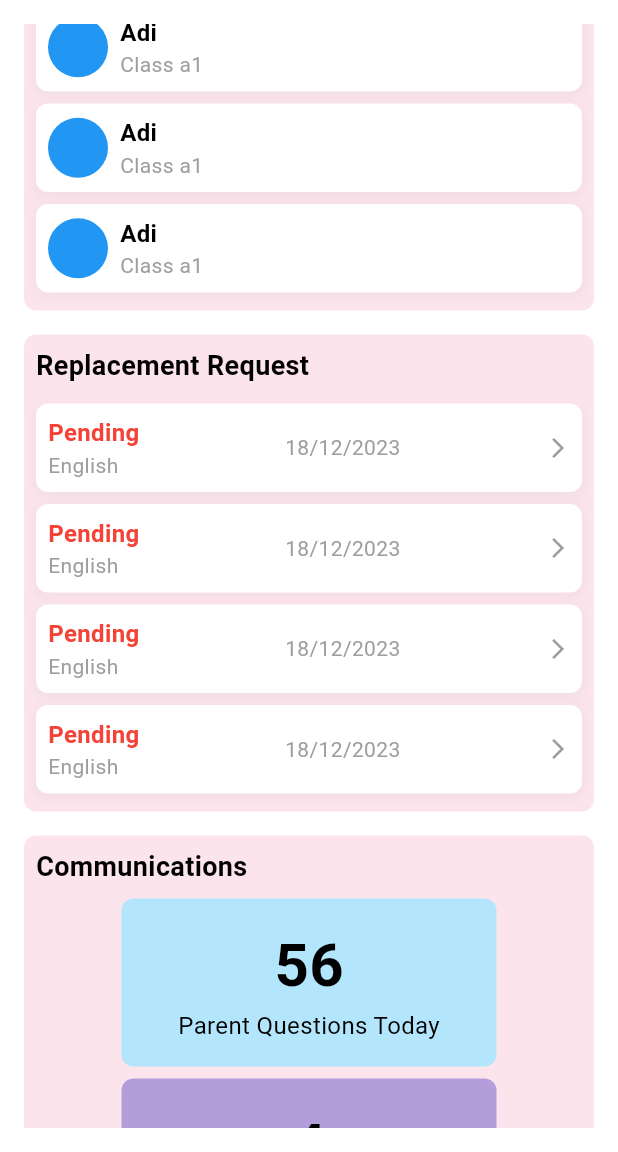
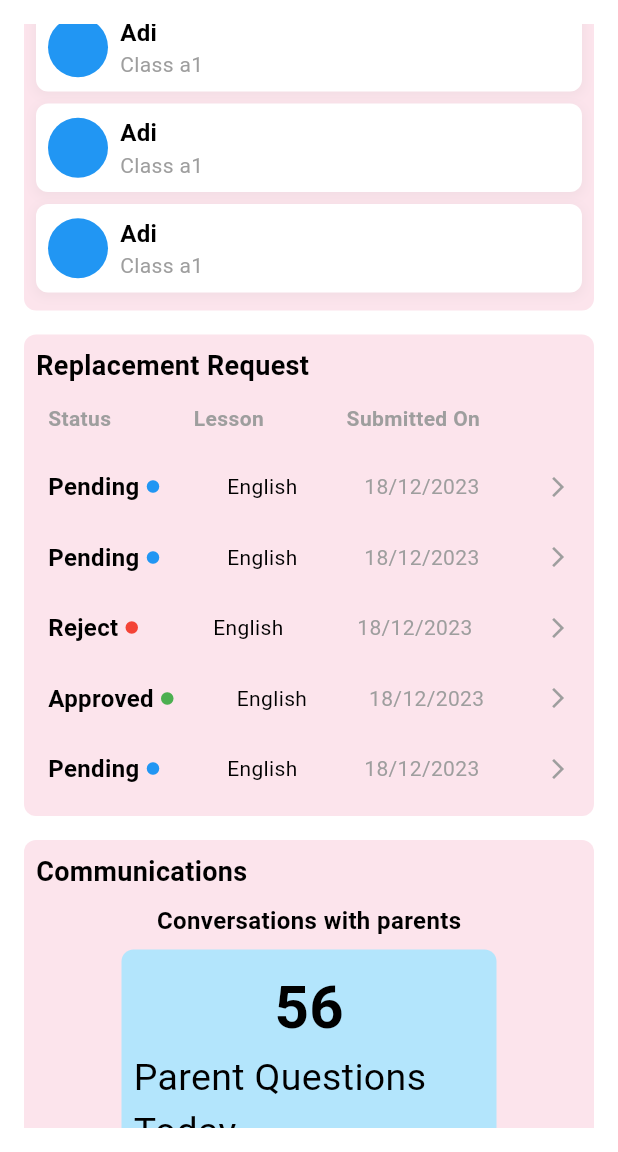
Before and after one commit to tivy09/the_kiddie_app_flutter, a Flutter app: the screen it shows after launch, scrolled down 1152 dp, on a phone screen of 412 x 824 dp, the part 84-1236 px from its top. Run offline on Flutter 3.47's test engine with Material 3 defaults, Android fonts, the phone set to English and light mode, and no system bars; our stand-ins replace badges, image_picker, photo_view, stacked, stacked_services, stacked_shared and 1 more.

Commit message:
Update home - replacement list ui

```diff
--- a/lib/view/main/home/home_view.dart
+++ b/lib/view/main/home/home_view.dart
@@ -1,4 +1,3 @@
-// home_view.dart
 import 'package:flutter/material.dart';
 import 'package:stacked/stacked.dart';
 import 'package:thekiddle_app/view/main/home/home_viewmodel.dart';
@@ -269,47 +268,104 @@ class HomeView extends StatelessWidget {
                         ),
                       ),
                       const SizedBox(height: 8),
+                      Container(
+                        padding: const EdgeInsets.fromLTRB(8.0, 4.0, 18.0,
+                            4.0), // Padding for left, top, right, and bottom
+                        margin: const EdgeInsets.only(
+                            right: 50.0), // Margin for the right side
+                        child: const Row(
+                          mainAxisAlignment: MainAxisAlignment.spaceBetween,
+                          children: [
+                            Text(
+                              'Status',
+                              style: TextStyle(
+                                  fontSize: 14,
+                                  fontWeight: FontWeight.bold,
+                                  color: Colors.grey),
+                            ),
+                            Text(
+                              'Lesson',
+                              style: TextStyle(
+                                  fontSize: 14,
+                                  fontWeight: FontWeight.bold,
+                                  color: Colors.grey),
+                            ),
+                            Text(
+                              'Submitted On',
+                              style: TextStyle(
+                                  fontSize: 14,
+                                  fontWeight: FontWeight.bold,
+                                  color: Colors.grey),
+                            ),
+                          ],
+                        ),
+                      ),
+                      const SizedBox(height: 8),
                       ListView.builder(
                         shrinkWrap: true,
                         physics: const NeverScrollableScrollPhysics(),
-                        itemCount: 4, // Replace with your actual data count
+                        itemCount: model.replacementRequests.length,
                         itemBuilder: (context, index) {
+                          final request = model.replacementRequests[index];
                           return Container(
                             margin: const EdgeInsets.symmetric(vertical: 4.0),
                             padding: const EdgeInsets.all(8.0),
-                            decoration: BoxDecoration(
-                              color: Colors.white,
-                              borderRadius: BorderRadius.circular(8.0),
-                              boxShadow: [
-                                BoxShadow(
-                                  color: Colors.grey.withOpacity(0.1),
-                                  spreadRadius: 1,
-                                  blurRadius: 5,
-                                  offset: const Offset(0, 2),
-                                ),
-                              ],
-                            ),
-                            child: const Row(
+                            // decoration: BoxDecoration(
+                            //   color: Colors.white,
+                            //   borderRadius: BorderRadius.circular(8.0),
+                            //   boxShadow: [
+                            //     BoxShadow(
+                            //       color: Colors.grey.withOpacity(0.1),
+                            //       spreadRadius: 1,
+                            //       blurRadius: 5,
+                            //       offset: const Offset(0, 2),
+                            //     ),
+                            //   ],
+                            // ),
+                            child: Row(
                               mainAxisAlignment: MainAxisAlignment.spaceBetween,
                               children: [
-                                Column(
-                                  crossAxisAlignment: CrossAxisAlignment.start,
+                                Row(
                                   children: [
-                                    Text('Pending',
-                                        style: TextStyle(
-                                            fontSize: 16,
-                                            fontWeight: FontWeight.bold,
-                                            color: Colors.red)),
-                                    Text('English',
-                                        style: TextStyle(
-                                            fontSize: 14, color: Colors.grey)),
+                                    Text(
+                                      request['status']!,
+                                      style: const TextStyle(
+                                        fontSize: 16,
+                                        fontWeight: FontWeight.bold,
+                                        color: Colors.black,
+                                      ),
+                                    ),
+                                    const SizedBox(width: 4),
+                                    if (request['status'] == 'Pending')
+                                      const Icon(Icons.circle,
+                                          size: 10, color: Colors.blue),
+                                    if (request['status'] == 'Approved')
+                                      const Icon(Icons.circle,
+                                          size: 10, color: Colors.green),
+                                    if (request['status'] == 'Reject')
+                                      const Icon(Icons.circle,
+                                          size: 10, color: Colors.red),
                                   ],
                                 ),
-                                Text('18/12/2023',
-                                    style: TextStyle(
-                                        fontSize: 14, color: Colors.grey)),
-                                Icon(Icons.arrow_forward_ios,
-                                    size: 16, color: Colors.grey),
+                                Text(
+                                  request['lesson']!,
+                                  style: const TextStyle(
+                                    fontSize: 14,
+                                    color: Colors.black,
+                                  ),
+                                ),
+                                Text(
+                                  request['submittedOn']!,
+                                  style: const TextStyle(
+                                    fontSize: 14,
+                                    color: Colors.grey,
+                                  ),
+                                ),
+                                const Icon(
+                                  Icons.arrow_forward_ios,
+                                  size: 16,
+                                  color: Colors.grey,
+                                ),
                               ],
                             ),
                           );
@@ -337,15 +393,29 @@ class HomeView extends StatelessWidget {
                         ),
                       ),
                       const SizedBox(height: 8),
+                      const Center(
+                        child: Text(
+                          'Conversations with parents',
+                          style: TextStyle(
+                            fontSize: 16,
+                            fontWeight: FontWeight.bold,
+                            color: Colors.black,
+                          ),
+                        ),
+                      ),
+                      const SizedBox(height: 8),
                       Center(
                         child: Container(
                           width: 250, // You can adjust the width as needed
-                          padding: const EdgeInsets.all(16.0),
+                          height: 150, // Set the height as needed
+                          padding: const EdgeInsets.all(8.0),
                           decoration: BoxDecoration(
                             color: const Color(0xFFB3E5FC),
                             borderRadius: BorderRadius.circular(8.0),
                           ),
                           child: const Column(
+                            mainAxisAlignment: MainAxisAlignment
+                                .center, // Center the content vertically
                             children: [
                               Text(
                                 '56',
@@ -358,7 +428,7 @@ class HomeView extends StatelessWidget {
                               Text(
                                 'Parent Questions Today',
                                 style: TextStyle(
-                                  fontSize: 16,
+                                  fontSize: 25,
                                   color: Colors.black,
                                 ),
                               ),
@@ -367,15 +437,29 @@ class HomeView extends StatelessWidget {
                         ),
                       ),
                       const SizedBox(height: 8),
+                      const Center(
+                        child: Text(
+                          'Broadcast Messages Sent',
+                          style: TextStyle(
+                            fontSize: 16,
+                            fontWeight: FontWeight.bold,
+                            color: Colors.black,
+                          ),
+                        ),
+                      ),
+                      const SizedBox(height: 8),
                       Center(
                         child: Container(
                           width: 250, // You can adjust the width as needed
-                          padding: const EdgeInsets.all(16.0),
+                          height: 150, // Set the height as needed
+                          padding: const EdgeInsets.all(8.0),
                           decoration: BoxDecoration(
                             color: const Color(0xFFB39DDB),
                             borderRadius: BorderRadius.circular(8.0),
                           ),
                           child: const Column(
+                            mainAxisAlignment: MainAxisAlignment
+                                .center, // Center the content vertically
                             children: [
                               Text(
                                 '4',
@@ -388,7 +472,7 @@ class HomeView extends StatelessWidget {
                               Text(
                                 'Broadcast Messages Sent Today',
                                 style: TextStyle(
-                                  fontSize: 16,
+                                  fontSize: 25,
                                   color: Colors.black,
                                 ),
                               ),
--- a/lib/view/main/home/home_viewmodel.dart
+++ b/lib/view/main/home/home_viewmodel.dart
@@ -1,30 +1,56 @@
 import 'package:stacked/stacked.dart';
-import 'package:intl/intl.dart';
 import 'package:table_calendar/table_calendar.dart';
 
 class HomeViewModel extends BaseViewModel {
-  String selectedClass = 'Class';
-  String selectedDate = DateFormat.yMMMM().format(DateTime.now());
-  List<String> classes = ['Class', 'Class 1', 'Class 2'];
-  List<String> availableDates = [
-    'December 2023',
-    DateFormat.yMMMM().format(DateTime.now()),
-  ];
+  // Existing properties
+  String selectedClass = 'Class A';
+  String selectedDate = '2024-06-26';
+  List<String> classes = ['Class A', 'Class B', 'Class C'];
+  List<String> availableDates = ['2024-06-26', '2024-06-27', '2024-06-28'];
 
+  DateTime focusedDay = DateTime.now();
   DateTime selectedDay = DateTime.now();
-  DateTime focusedDay = DateTime.now();
   CalendarFormat calendarFormat = CalendarFormat.month;
 
   List<Map<String, String>> nextSchedule = [
     {
       'title': 'Math Class',
-      'time': '10:00 AM',
-      'color': '0xFF90CAF9',
+      'time': '10:00 AM - 11:00 AM',
+      'color': '0xFFB3E5FC',
     },
     {
       'title': 'Science Class',
-      'time': '12:00 PM',
-      'color': '0xFFA5D6A7',
+      'time': '11:30 AM - 12:30 PM',
+      'color': '0xFFB39DDB',
+    },
+  ];
+
+  // New property for replacement requests
+  List<Map<String, String>> replacementRequests = [
+    {
+      'status': 'Pending',
+      'lesson': 'English',
+      'submittedOn': '18/12/2023',
+    },
+    {
+      'status': 'Pending',
+      'lesson': 'English',
+      'submittedOn': '18/12/2023',
+    },
+    {
+      'status': 'Reject',
+      'lesson': 'English',
+      'submittedOn': '18/12/2023',
+    },
+    {
+      'status': 'Approved',
+      'lesson': 'English',
+      'submittedOn': '18/12/2023',
+    },
+    {
+      'status': 'Pending',
+      'lesson': 'English',
+      'submittedOn': '18/12/2023',
     },
   ];
 
@@ -38,9 +64,9 @@ class HomeViewModel extends BaseViewModel {
     notifyListeners();
   }
 
-  void onDaySelected(DateTime selectedDay, DateTime focusedDay) {
-    this.selectedDay = selectedDay;
-    this.focusedDay = focusedDay;
+  void onDaySelected(DateTime selected, DateTime focused) {
+    selectedDay = selected;
+    focusedDay = focused;
     notifyListeners();
   }
 
```
